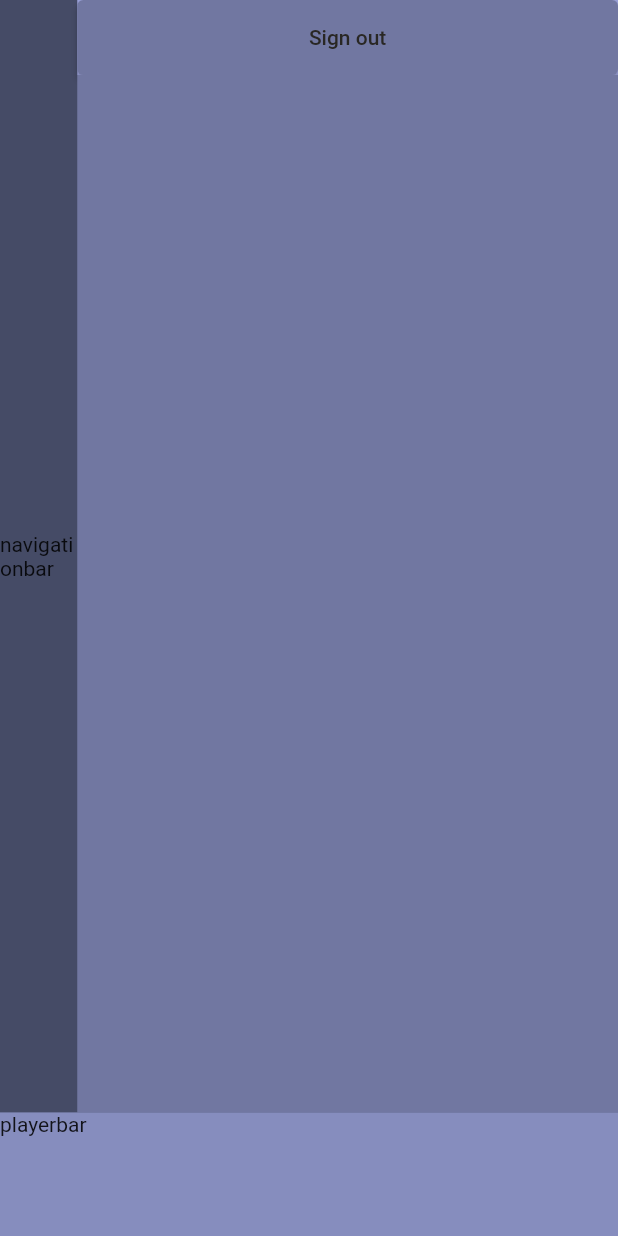
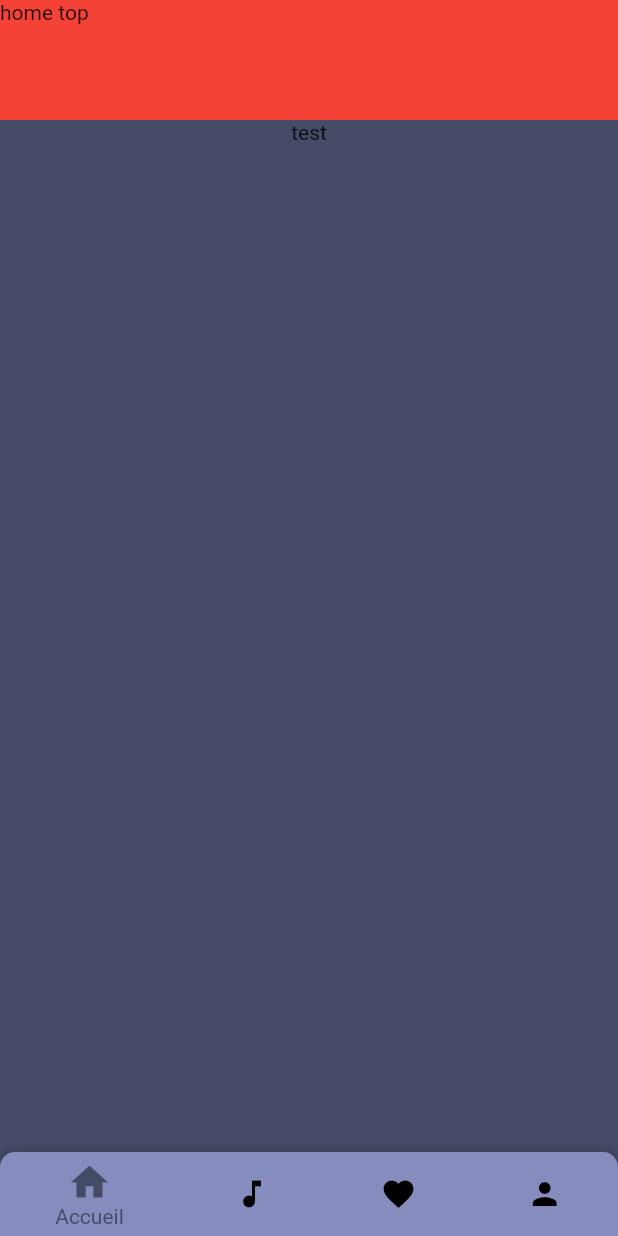
Before and after one commit to caeljudi/AndreasanMusic, a Flutter app: the screen it shows once a user with an empty profile is signed in, on a phone screen of 412 x 824 dp. Run offline on Flutter 3.47's test engine with Material 2 defaults, Android fonts, the light colour scheme and no system bars; our stand-ins replace bubble_bottom_bar, cloud_firestore, firebase_auth, firebase_core, flutter_spinkit, get; accounts and stored records are empty; network calls fail.

Commit message:
custom navbar + layout

```diff
--- a/andreasan/lib/main.dart
+++ b/andreasan/lib/main.dart
@@ -4,10 +4,12 @@ import 'package:andreasan/models/appuser.dart';
 import 'package:andreasan/presentation/dashboard_layout.dart';
 import 'package:andreasan/presentation/screens/authentication_wrapper.dart';
 import 'package:andreasan/presentation/screens/home_page.dart';
+import 'package:andreasan/presentation/screens/navigation/navigator.dart';
 import 'package:andreasan/services/authentication_service.dart';
 import 'package:firebase_auth/firebase_auth.dart';
 import 'package:flutter/material.dart';
 import 'package:firebase_core/firebase_core.dart';
+import 'package:get/get.dart';
 import 'package:provider/provider.dart';
 
 void main() async {
@@ -33,7 +35,7 @@ class MyApp extends StatelessWidget {
           initialData: null,
         ),
       ],
-      child: MaterialApp(
+      child: GetMaterialApp(
         title: 'AndreaSan',
         theme: ThemeManager.createTheme(AppTheme()),
         home: const AuthenticationWrapper(),
--- a/andreasan/lib/presentation/screens/authentication_wrapper.dart
+++ b/andreasan/lib/presentation/screens/authentication_wrapper.dart
@@ -1,4 +1,5 @@
 import 'package:andreasan/presentation/screens/home_page.dart';
+import 'package:andreasan/presentation/screens/navigation/navigator.dart';
 import 'package:andreasan/presentation/screens/signin_screen.dart';
 import 'package:firebase_auth/firebase_auth.dart';
 import 'package:flutter/material.dart';
@@ -12,7 +13,7 @@ class AuthenticationWrapper extends StatelessWidget {
     final firebaseUser = context.watch<User?>();
 
     if (firebaseUser != null) {
-      return const HomePage();
+      return const AppNavigator();
     }
     return SignInScreen();
   }
--- /dev/null
+++ b/andreasan/lib/presentation/screens/navigation/favorite_page.dart
@@ -0,0 +1,10 @@
+import 'package:flutter/material.dart';
+
+class FavoritePage extends StatelessWidget {
+  const FavoritePage({Key? key}) : super(key: key);
+
+  @override
+  Widget build(BuildContext context) {
+    return Container();
+  }
+}
--- /dev/null
+++ b/andreasan/lib/presentation/screens/navigation/home_page.dart
@@ -0,0 +1,12 @@
+import 'package:flutter/material.dart';
+
+class HomePage extends StatelessWidget {
+  const HomePage({Key? key}) : super(key: key);
+
+  @override
+  Widget build(BuildContext context) {
+    return Container(
+      child: Text("test"),
+    );
+  }
+}
--- /dev/null
+++ b/andreasan/lib/presentation/screens/navigation/music_page.dart
@@ -0,0 +1,10 @@
+import 'package:flutter/material.dart';
+
+class MusicPage extends StatelessWidget {
+  const MusicPage({Key? key}) : super(key: key);
+
+  @override
+  Widget build(BuildContext context) {
+    return Container();
+  }
+}
--- /dev/null
+++ b/andreasan/lib/presentation/screens/navigation/navigator.dart
@@ -0,0 +1,86 @@
+import 'package:andreasan/design_system/theme/theme_manager.dart';
+import 'package:andreasan/presentation/screens/navigation/favorite_page.dart';
+import 'package:andreasan/presentation/screens/navigation/home_page.dart';
+import 'package:andreasan/presentation/screens/navigation/music_page.dart';
+import 'package:andreasan/presentation/screens/navigation/profile_page.dart';
+import 'package:andreasan/presentation/widgets/app_layout.dart';
+import 'package:andreasan/presentation/widgets/custom_bottom_navigation_bar.dart';
+import 'package:andreasan/presentation/widgets/top_bar/favorite_page_top_bar.dart';
+import 'package:andreasan/presentation/widgets/top_bar/home_page_top_bar.dart';
+import 'package:andreasan/presentation/widgets/top_bar/music_page_top_bar.dart';
+import 'package:andreasan/presentation/widgets/top_bar/profile_page_top_bar.dart';
+import 'package:bubble_bottom_bar/bubble_bottom_bar.dart';
+import 'package:flutter/cupertino.dart';
+import 'package:flutter/material.dart';
+
+class AppNavigator extends StatefulWidget {
+  const AppNavigator({Key? key}) : super(key: key);
+
+  @override
+  State<AppNavigator> createState() => _AppNavigatorState();
+}
+
+class _AppNavigatorState extends State<AppNavigator> {
+  int _selectedIndex = 0;
+
+  List<AppPages> pages = <AppPages>[
+    AppPages(page: HomePage(), topBar: HomePageTopBar()),
+    AppPages(page: MusicPage(), topBar: MusicPageTopBar()),
+    AppPages(page: FavoritePage(), topBar: FavoritePageTopBar()),
+    AppPages(page: ProfilePage(), topBar: ProfilePageTopBar()),
+  ];
+
+  @override
+  Widget build(BuildContext context) {
+    return SafeArea(
+      child: Scaffold(
+        body: AppLayout(
+          child: pages[_selectedIndex].page,
+          bottomNavigationBar: CustomBottomNavigationBar(
+            onTap: (int index) {
+              setState(() {
+                _selectedIndex = index;
+              });
+            },
+            selectedColor: Theme.of(context).appTheme.colors.primary.darker,
+            selectedSize: 30,
+            selectedIndex: _selectedIndex,
+            items: const [
+              CustomBottomNavigationBarItems(
+                label: Text("Accueil"),
+                icon: Icon(Icons.home),
+              ),
+              CustomBottomNavigationBarItems(
+                label: Text("Musique"),
+                icon: Icon(Icons.music_note),
+              ),
+              CustomBottomNavigationBarItems(
+                label: Text("Favoris"),
+                icon: Icon(Icons.favorite),
+              ),
+              CustomBottomNavigationBarItems(
+                label: Text("Profile"),
+                icon: Icon(Icons.person),
+              ),
+            ],
+          ),
+          topBar: Container(
+            width: double.infinity,
+            height: 80,
+            color: Colors.red,
+            child: pages[_selectedIndex].topBar,
+          ),
+        ),
+      ),
+    );
+  }
+}
+
+class AppPages {
+  Widget page;
+  Widget topBar;
+  AppPages({
+    required this.page,
+    required this.topBar,
+  });
+}
--- /dev/null
+++ b/andreasan/lib/presentation/screens/navigation/profile_page.dart
@@ -0,0 +1,21 @@
+import 'package:andreasan/design_system/theme/theme_manager.dart';
+import 'package:flutter/material.dart';
+import 'package:provider/provider.dart';
+
+import '../../../services/authentication_service.dart';
+
+class ProfilePage extends StatelessWidget {
+  const ProfilePage({Key? key}) : super(key: key);
+
+  @override
+  Widget build(BuildContext context) {
+    return Center(
+      child: ElevatedButton(
+        onPressed: () {
+          context.read<AuthenticationService>().signout();
+        },
+        child: const Text("Sign out"),
+      ),
+    );
+  }
+}
--- /dev/null
+++ b/andreasan/lib/presentation/widgets/app_layout.dart
@@ -0,0 +1,28 @@
+import 'package:flutter/material.dart';
+
+class AppLayout extends StatelessWidget {
+  const AppLayout(
+      {Key? key,
+      required this.topBar,
+      required this.child,
+      required this.bottomNavigationBar})
+      : super(key: key);
+  final Widget topBar;
+  final Widget child;
+  final Widget bottomNavigationBar;
+
+  @override
+  Widget build(BuildContext context) {
+    return Container(
+      child: Column(
+        children: [
+          topBar,
+          Expanded(
+            child: child,
+          ),
+          bottomNavigationBar,
+        ],
+      ),
+    );
+  }
+}
--- /dev/null
+++ b/andreasan/lib/presentation/widgets/custom_bottom_navigation_bar.dart
@@ -0,0 +1,116 @@
+import 'dart:ui';
+
+import 'package:andreasan/design_system/theme/theme_manager.dart';
+import 'package:flutter/material.dart';
+
+class CustomBottomNavigationBar extends StatefulWidget {
+  const CustomBottomNavigationBar({
+    Key? key,
+    required this.items,
+    required this.onTap,
+    required this.selectedIndex,
+    this.selectedColor,
+    this.selectedSize,
+  }) : super(key: key);
+
+  final List<CustomBottomNavigationBarItems> items;
+  final Function(int) onTap;
+  final int selectedIndex;
+
+  final Color? selectedColor;
+  final double? selectedSize;
+
+  @override
+  State<CustomBottomNavigationBar> createState() =>
+      _CustomBottomNavigationBarState();
+}
+
+class _CustomBottomNavigationBarState extends State<CustomBottomNavigationBar> {
+  @override
+  Widget build(BuildContext context) {
+    return Container(
+      decoration: BoxDecoration(
+        borderRadius: const BorderRadius.only(
+          topLeft: Radius.circular(10),
+          topRight: Radius.circular(10),
+        ),
+        color: Theme.of(context).appTheme.colors.primary.light,
+        boxShadow: [
+          BoxShadow(
+              color: Colors.black.withOpacity(0.1),
+              offset: const Offset(0, -2),
+              blurRadius: 2,
+              spreadRadius: 1),
+        ],
+      ),
+      child: Row(
+        mainAxisAlignment: MainAxisAlignment.spaceAround,
+        children: widget.items.map(
+          (CustomBottomNavigationBarItems item) {
+            return InkWell(
+              onTap: () => widget.onTap(widget.items.indexOf(item)),
+              child: Padding(
+                padding: const EdgeInsets.all(5),
+                child: DrawCustomBottomNavigationBarItems(
+                  hideText:
+                      item == widget.items[widget.selectedIndex] ? true : false,
+                  item: item,
+                  selectedColor: item == widget.items[widget.selectedIndex]
+                      ? widget.selectedColor
+                      : Colors.black,
+                  selectedSize: item == widget.items[widget.selectedIndex]
+                      ? widget.selectedSize
+                      : null,
+                ),
+              ),
+            );
+          },
+        ).toList(),
+      ),
+    );
+  }
+}
+
+class DrawCustomBottomNavigationBarItems extends StatelessWidget {
+  final CustomBottomNavigationBarItems item;
+  final Color? selectedColor;
+  final double? selectedSize;
+
+  final bool hideText;
+
+  const DrawCustomBottomNavigationBarItems({
+    Key? key,
+    this.selectedColor,
+    required this.item,
+    this.selectedSize,
+    required this.hideText,
+  }) : super(key: key);
+
+  @override
+  Widget build(BuildContext context) {
+    return Column(
+      mainAxisSize: MainAxisSize.min,
+      children: [
+        Icon(
+          item.icon.icon,
+          color: selectedColor,
+          size: selectedSize,
+        ),
+        hideText
+            ? Text(item.label.data!, style: TextStyle(color: selectedColor))
+            : Container(),
+      ],
+    );
+  }
+}
+
+class CustomBottomNavigationBarItems {
+  const CustomBottomNavigationBarItems({
+    Key? key,
+    required this.label,
+    required this.icon,
+  });
+
+  final Text label;
+  final Icon icon;
+}
--- /dev/null
+++ b/andreasan/lib/presentation/widgets/top_bar/favorite_page_top_bar.dart
@@ -0,0 +1,12 @@
+import 'package:flutter/material.dart';
+
+class FavoritePageTopBar extends StatelessWidget {
+  const FavoritePageTopBar({Key? key}) : super(key: key);
+
+  @override
+  Widget build(BuildContext context) {
+    return Container(
+      child: Text("favorite top"),
+    );
+  }
+}
--- /dev/null
+++ b/andreasan/lib/presentation/widgets/top_bar/home_page_top_bar.dart
@@ -0,0 +1,12 @@
+import 'package:flutter/material.dart';
+
+class HomePageTopBar extends StatelessWidget {
+  const HomePageTopBar({Key? key}) : super(key: key);
+
+  @override
+  Widget build(BuildContext context) {
+    return Container(
+      child: Text("home top"),
+    );
+  }
+}
--- /dev/null
+++ b/andreasan/lib/presentation/widgets/top_bar/music_page_top_bar.dart
@@ -0,0 +1,12 @@
+import 'package:flutter/material.dart';
+
+class MusicPageTopBar extends StatelessWidget {
+  const MusicPageTopBar({Key? key}) : super(key: key);
+
+  @override
+  Widget build(BuildContext context) {
+    return Container(
+      child: Text("music top"),
+    );
+  }
+}
--- /dev/null
+++ b/andreasan/lib/presentation/widgets/top_bar/profile_page_top_bar.dart
@@ -0,0 +1,12 @@
+import 'package:flutter/material.dart';
+
+class ProfilePageTopBar extends StatelessWidget {
+  const ProfilePageTopBar({Key? key}) : super(key: key);
+
+  @override
+  Widget build(BuildContext context) {
+    return Container(
+      child: Text("profile top"),
+    );
+  }
+}
--- a/andreasan/pubspec.yaml
+++ b/andreasan/pubspec.yaml
@@ -42,6 +42,8 @@ dependencies:
   auto_route_generator: ^3.2.3
   provider: ^6.0.2
   flutter_spinkit: ^5.1.0
+  bubble_bottom_bar: ^2.0.0
+  get: ^4.6.1
 
 dev_dependencies:
   flutter_test:
```
Also changed, not shown: andreasan/lib/presentation/mobile_dashboard_layout.dart (added), andreasan/pubspec.lock.
